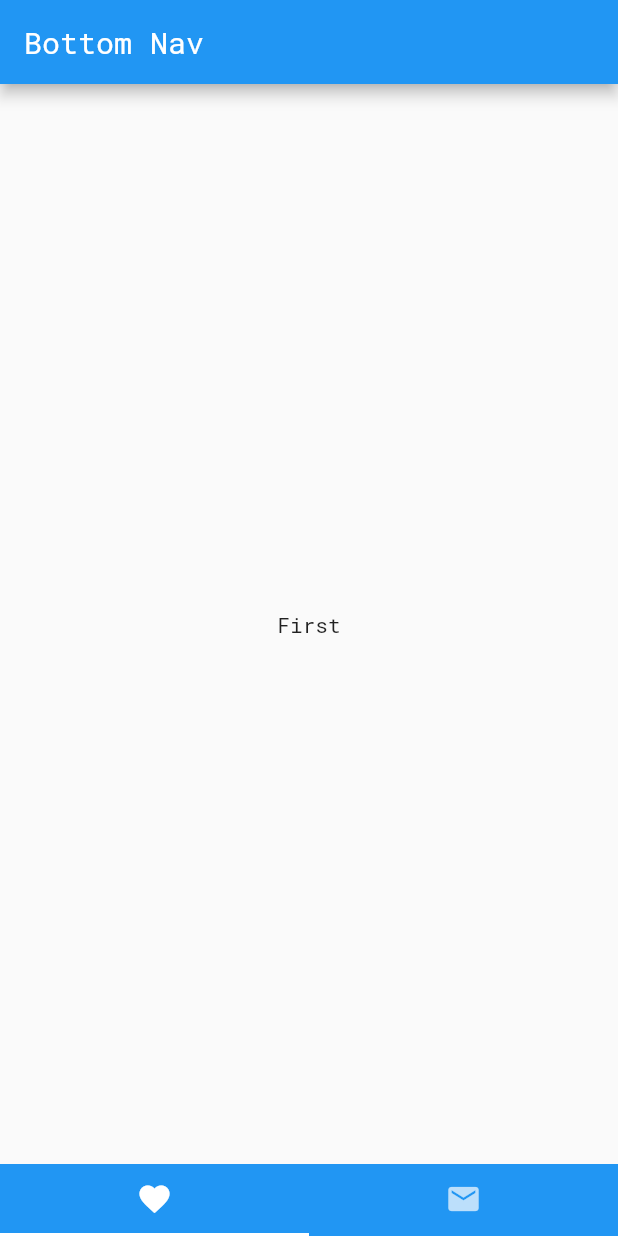
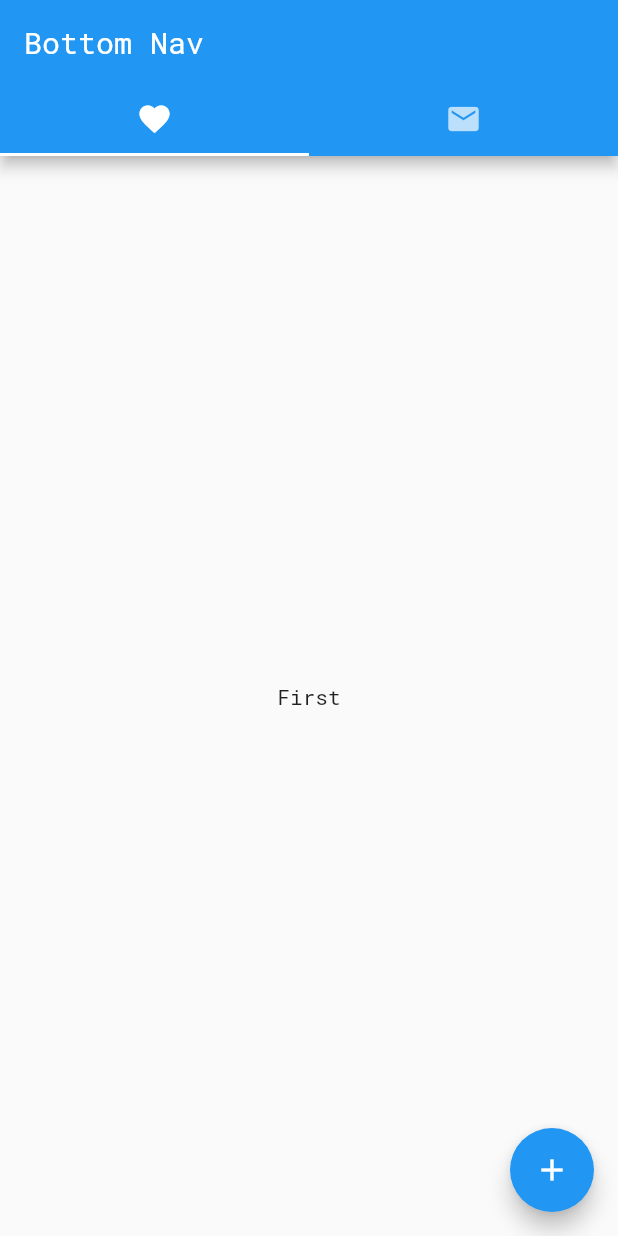
Before and after one commit to atul000/flutter-bottom_navigationbar, a Flutter app: the screen it shows after launch, on a phone screen of 412 x 824 dp. Run offline on Flutter 3.47's test engine with Material 2 defaults, Android fonts, the phone set to English and light mode, and no system bars.

Commit message:
version 6

```diff
--- a/lib/main.dart
+++ b/lib/main.dart
@@ -37,14 +37,9 @@ class _HomePageState extends State<HomePage>
   @override
   Widget build(BuildContext context) {
     return new Scaffold(
-      appBar: new AppBar(title: new Text("Bottom Nav")),
-      body: new TabBarView(
-        children: <Widget>[new NewPage("First"), new NewPage("Second")],
-        controller: tabController,
-      ),
-      bottomNavigationBar: new Material(
-        color: Colors.blue,
-        child: new TabBar(
+        appBar: new AppBar(
+          title: new Text("Bottom Nav"),
+          bottom: new TabBar(
             controller: tabController,
             tabs: <Widget>[
               new Tab(
@@ -56,7 +51,14 @@ class _HomePageState extends State<HomePage>
             ],
           ),
         ),
-    );
+        body: new TabBarView(
+          children: <Widget>[new NewPage("First"), new NewPage("Second")],
+          controller: tabController,
+        ),
+        floatingActionButton: new FloatingActionButton(
+          child: new Icon(Icons.add),
+          onPressed: () => print("pressed"),
+        ));
   }
 }
 
```
Also changed, not shown: nav.jpg (added). Lines whose indentation alone changed are shown as unchanged.
